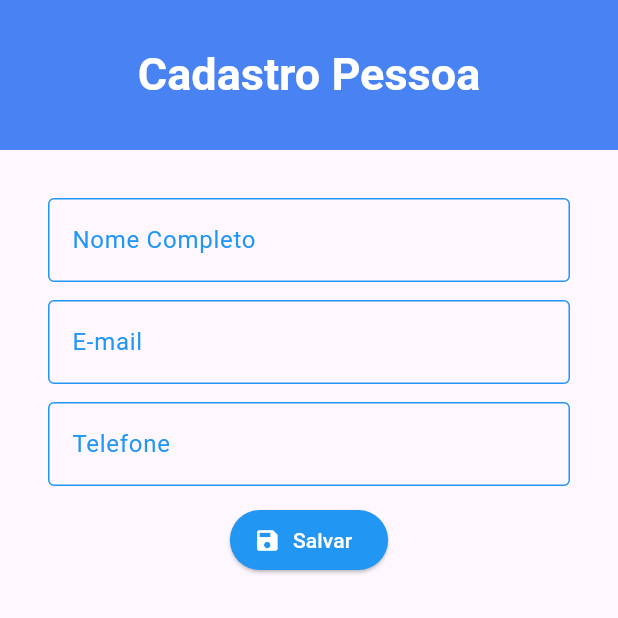
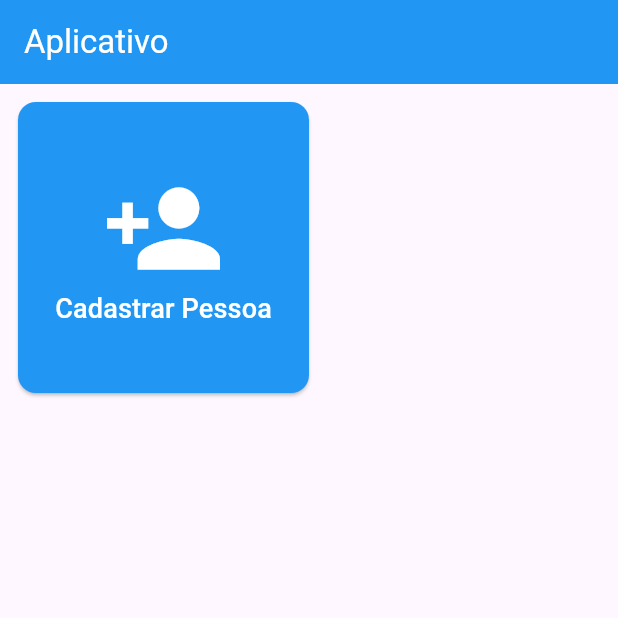
Before and after one commit to NinjaBitroom/aula_supabase, a Flutter app: the screen it shows after launch, on a phone screen of 412 x 824 dp, the top half of it. Run offline on Flutter 3.47's test engine with Material 3 defaults, Android fonts, the phone set to English and light mode, and no system bars; our stand-ins replace supabase_flutter; accounts and stored records are empty.

Commit message:
Implemente o sistema de rotas

```diff
--- /dev/null
+++ b/lib/appRoutes.dart
@@ -0,0 +1,15 @@
+import 'package:aula_supase/pages/cadastroPage.dart';
+import 'package:aula_supase/pages/homePage.dart';
+import 'package:flutter/cupertino.dart';
+
+class AppRoutes {
+  static const homePage = 'homePage';
+  static const cadastroPage = 'cadastroPage';
+
+  static Map<String, WidgetBuilder> routes() {
+    return {
+      homePage: (BuildContext context) => const HomePage(),
+      cadastroPage: (BuildContext context) => const CadastroPage(),
+    };
+  }
+}
--- a/lib/homePage.dart
+++ b/lib/pages/cadastroPage.dart
@@ -2,28 +2,28 @@ import 'package:aula_supase/components/customTextFormField.dart';
 import 'package:aula_supase/database/operationSupabase.dart';
 import 'package:flutter/material.dart';
 
-class HomePage extends StatefulWidget {
-  const HomePage({super.key});
+class CadastroPage extends StatefulWidget {
+  const CadastroPage({super.key});
 
   @override
-  State<HomePage> createState() => _HomePageState();
+  State<CadastroPage> createState() => _CadastroPageState();
 }
 
-class _HomePageState extends State<HomePage> {
+class _CadastroPageState extends State<CadastroPage> {
   @override
   Widget build(BuildContext context) {
-    TextEditingController controller_nome = TextEditingController();
-    TextEditingController controller_email = TextEditingController();
-    TextEditingController controller_telefone = TextEditingController();
+    TextEditingController controllerNome = TextEditingController();
+    TextEditingController controllerEmail = TextEditingController();
+    TextEditingController controllerTelefone = TextEditingController();
 
     return Scaffold(
       appBar: AppBar(
-        backgroundColor: Colors.blueAccent,
-        toolbarHeight: 100,
+        backgroundColor: Colors.blue,
+        foregroundColor: Colors.white,
         elevation: 15,
         centerTitle: true,
         title: const Text(
-          'Cadastro Pessoa',
+          'Cadastrar Nova Pessoa',
           style: TextStyle(
               color: Colors.white, fontWeight: FontWeight.bold, fontSize: 30),
         ),
@@ -34,25 +34,25 @@ class _HomePageState extends State<HomePage> {
           children: [
             CustomTextFormField(
               labeltext: 'Nome Completo',
-              controller: controller_nome,
+              controller: controllerNome,
             ),
             const SizedBox(height: 12),
             CustomTextFormField(
               labeltext: 'E-mail',
-              controller: controller_email,
+              controller: controllerEmail,
             ),
             const SizedBox(height: 12),
             CustomTextFormField(
               labeltext: 'Telefone',
-              controller: controller_telefone,
+              controller: controllerTelefone,
             ),
             const SizedBox(height: 12),
             ElevatedButton.icon(
               onPressed: () {
                 OperationSupabaseDB().insertRowSupabase(
-                  controller_nome.text,
-                  controller_email.text,
-                  controller_telefone.text,
+                  controllerNome.text,
+                  controllerEmail.text,
+                  controllerTelefone.text,
                 );
               },
               icon: const Icon(Icons.save),
--- /dev/null
+++ b/lib/pages/homePage.dart
@@ -0,0 +1,58 @@
+import 'package:aula_supase/appRoutes.dart';
+import 'package:flutter/material.dart';
+
+class HomePage extends StatefulWidget {
+  const HomePage({super.key});
+
+  @override
+  State<HomePage> createState() => _HomePageState();
+}
+
+class _HomePageState extends State<HomePage> {
+  @override
+  Widget build(BuildContext context) {
+    return Scaffold(
+      appBar: AppBar(
+        title: const Text('Aplicativo'),
+        backgroundColor: Colors.blue,
+        foregroundColor: Colors.white,
+      ),
+      body: GridView.count(
+        crossAxisCount: 2,
+        padding: const EdgeInsets.all(12),
+        children: [
+          ElevatedButton(
+            onPressed: () {
+              Navigator.pushNamed(context, AppRoutes.cadastroPage);
+            },
+            style: const ButtonStyle(
+              backgroundColor: MaterialStatePropertyAll(Colors.blue),
+              shape: MaterialStatePropertyAll(
+                RoundedRectangleBorder(
+                  borderRadius: BorderRadius.all(
+                    Radius.circular(12),
+                  ),
+                ),
+              ),
+            ),
+            child: const Column(
+              mainAxisAlignment: MainAxisAlignment.center,
+              crossAxisAlignment: CrossAxisAlignment.center,
+              children: [
+                Icon(
+                  Icons.person_add,
+                  color: Colors.white,
+                  size: 82,
+                ),
+                Text(
+                  'Cadastrar Pessoa',
+                  style: TextStyle(color: Colors.white, fontSize: 18),
+                )
+              ],
+            ),
+          ),
+        ],
+      ),
+    );
+  }
+}
```
Also changed, not shown: lib/main.dart (+6 -3 lines).
